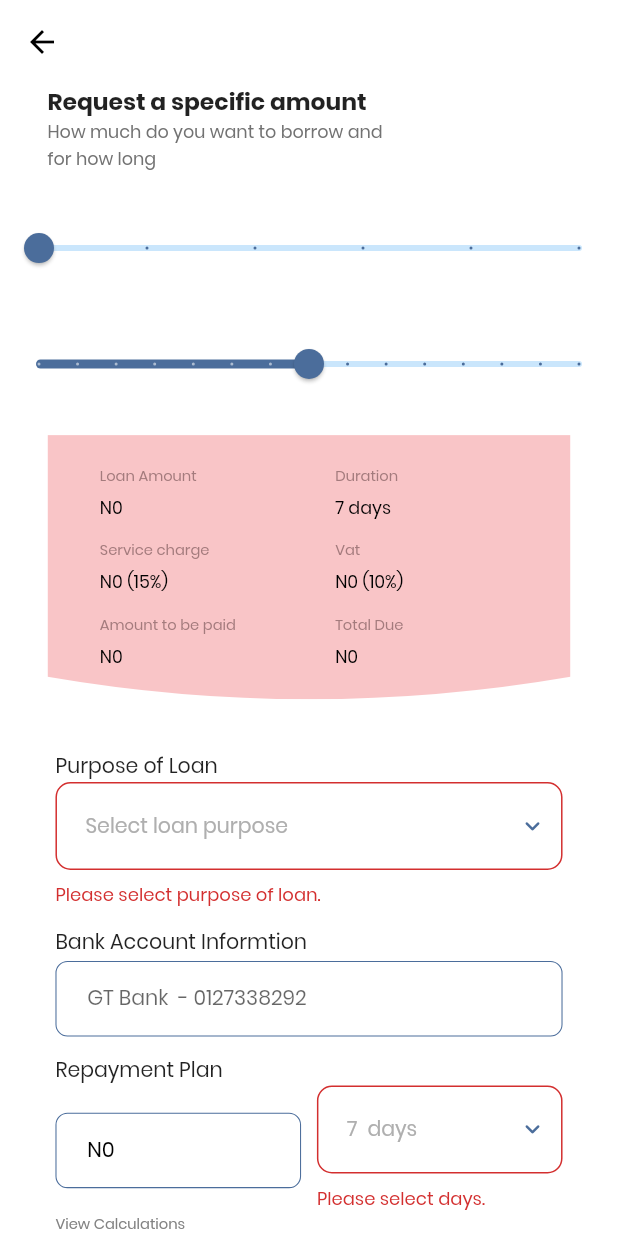
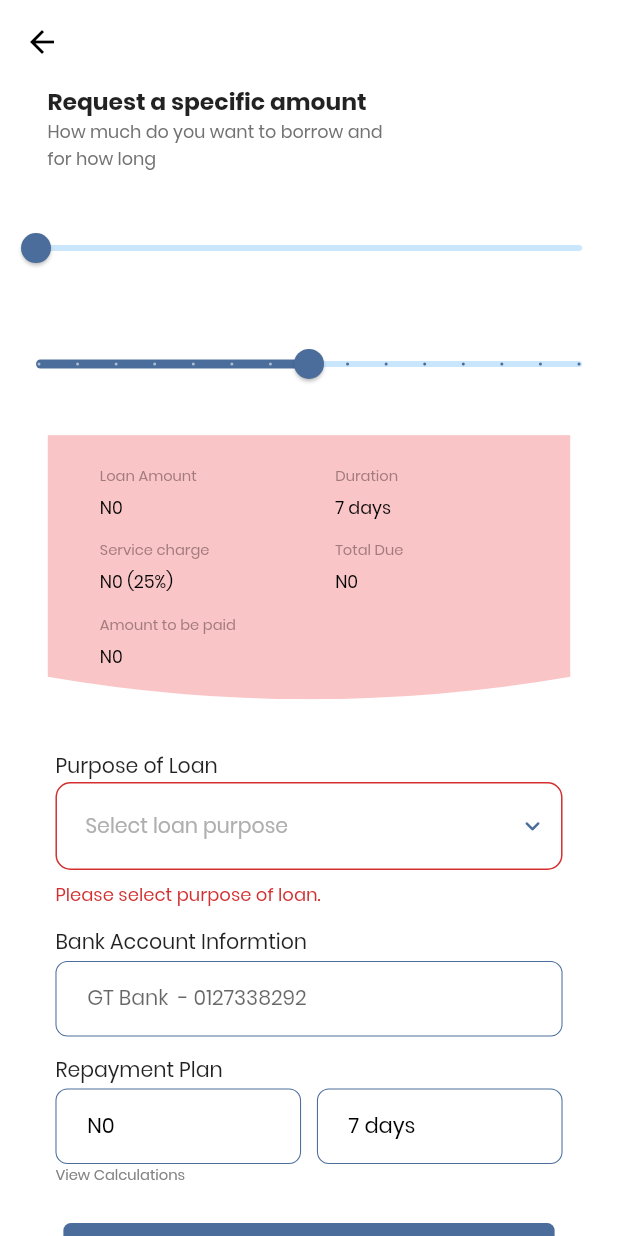
Before and after one commit to devcenterinnovation/MOMO_MobileApp, a Flutter app: the RequestSpecificAmount screen opened directly with empty values, after a tap on "Next", on a phone screen of 412 x 824 dp. Run offline on Flutter 3.47's test engine with Material 2 defaults, Android fonts, the light colour scheme and no system bars; our stand-ins replace file_picker, flutter_screenutil, flutter_svg, flutter_switch, font_awesome_flutter, get and 5 more; missing offline and left inert: dart:ffi, fluttercontactpicker; project files that could hold a hidden picture were left out.

Commit message:
changes by samuel adeniji

```diff
--- a/lib/views/receive_loan/request_specific_amount.dart
+++ b/lib/views/receive_loan/request_specific_amount.dart
@@ -57,10 +57,8 @@ class _RequestSpecificAmountState extends State<RequestSpecificAmount> {
 
   @override
   Widget build(BuildContext context) {
-    double _service = (15 / 100) * _currentValue;
-    double _vat = (10 / 100) * _currentValue;
-    double _charges = (_service + _vat);
-    double _deposit = _currentValue - _charges;
+    double _service = (25 / 100) * _currentValue;
+    double _deposit = _currentValue - _service;
     return Scaffold(
       appBar: AppBar(
         backgroundColor: WHITE,
@@ -101,7 +99,6 @@ class _RequestSpecificAmountState extends State<RequestSpecificAmount> {
                   min: 0,
                   max: 50000,
                   label: "N" + _currentValue.toString(),
-                  divisions: 5,
                   activeColor: AppColors.mainColor,
                   onChanged: (value) {}),
               SizedBox(height: 30.h),
@@ -195,7 +192,7 @@ class _RequestSpecificAmountState extends State<RequestSpecificAmount> {
                                           fontWeight: FontWeight.w400),
                                       SizedBox(height: 5.h),
                                       CustomText(
-                                        text: 'N${_service.toInt()} (15%)',
+                                        text: 'N${_service.toInt()} (25%)',
                                         fontSize: 12,
                                         color: BLACK,
                                         fontWeight: FontWeight.w500,
@@ -212,13 +209,13 @@ class _RequestSpecificAmountState extends State<RequestSpecificAmount> {
                                         CrossAxisAlignment.start,
                                     children: [
                                       CustomText(
-                                          text: 'Vat',
+                                          text: 'Total Due',
                                           fontSize: 10,
                                           color: const Color(0xFFA47B7D),
                                           fontWeight: FontWeight.w400),
                                       SizedBox(height: 5.h),
                                       CustomText(
-                                        text: 'N${_vat.toInt()} (10%)',
+                                        text: 'N${_currentValue.toInt()}',
                                         fontSize: 12,
                                         color: BLACK,
                                         fontWeight: FontWeight.w500,
@@ -256,29 +253,6 @@ class _RequestSpecificAmountState extends State<RequestSpecificAmount> {
                                   ),
                                 ),
                               ),
-                              Expanded(
-                                child: SizedBox(
-                                  width: double.infinity,
-                                  child: Column(
-                                    crossAxisAlignment:
-                                        CrossAxisAlignment.start,
-                                    children: [
-                                      CustomText(
-                                          text: 'Total Due',
-                                          fontSize: 10,
-                                          color: const Color(0xFFA47B7D),
-                                          fontWeight: FontWeight.w400),
-                                      SizedBox(height: 5.h),
-                                      CustomText(
-                                        text: 'N${_currentValue.toInt()}',
-                                        fontSize: 12,
-                                        color: BLACK,
-                                        fontWeight: FontWeight.w500,
-                                      )
-                                    ],
-                                  ),
-                                ),
-                              )
                             ],
                           ),
                         ],
@@ -385,68 +359,13 @@ class _RequestSpecificAmountState extends State<RequestSpecificAmount> {
                           width: 10.w,
                         ),
                         Expanded(
-                          child: DropdownButtonFormField2(
-                            decoration: InputDecoration(
-                              isDense: true,
-                              contentPadding: EdgeInsets.zero,
-                              border: OutlineInputBorder(
-                                borderRadius: BorderRadius.circular(10),
-                                borderSide: const BorderSide(
-                                    color: AppColors.mainColor, width: 0.8),
-                              ),
-                              enabledBorder: OutlineInputBorder(
-                                borderSide: const BorderSide(
-                                    color: AppColors.mainColor, width: 0.8),
-                                borderRadius: BorderRadius.circular(10),
-                              ),
-                              focusedBorder: OutlineInputBorder(
-                                borderRadius: BorderRadius.circular(10.0),
-                                borderSide: const BorderSide(
-                                    color: AppColors.mainColor, width: 0.8),
-                              ),
-//Add more decoration as you want here
-//Add label If you want but add hint outside the decoration to be aligned in the button perfectly.
-                            ),
-                            isExpanded: true,
-                            scrollbarAlwaysShow: true,
-                            hint: Text(
-                              '7  days',
-                              style: TextStyle(
-                                  fontSize: 14.sp,
-                                  color: GREY.withOpacity(0.9)),
-                            ),
-                            icon: const Icon(
-                              Icons.keyboard_arrow_down_rounded,
-                              color: AppColors.mainColor,
-                            ),
-                            buttonHeight: 60.h,
-                            buttonPadding:
-                                const EdgeInsets.only(left: 20, right: 10),
-                            dropdownDecoration: BoxDecoration(
-                              borderRadius: BorderRadius.circular(15),
-                            ),
-                            items: days
-                                .map((item) => DropdownMenuItem<String>(
-                                      value: item,
-                                      child: Text(
-                                        item,
-                                        style: const TextStyle(
-                                          fontSize: 14,
-                                        ),
-                                      ),
-                                    ))
-                                .toList(),
-                            validator: (value) {
-                              if (value == null) {
-                                return 'Please select days.';
-                              }
-                            },
-                            onChanged: (value) {},
-                            onSaved: (value) {
-                              selectedValue = value.toString();
-                            },
+                          child: InputFormField(
+                            hintColor: BLACK,
+                            hintSize: 14.0,
+                            enabled: false,
+                            label: '${_days.round()} days',
                           ),
-                        )
+                        ),
                       ],
                     ),
                     CustomText(
```
